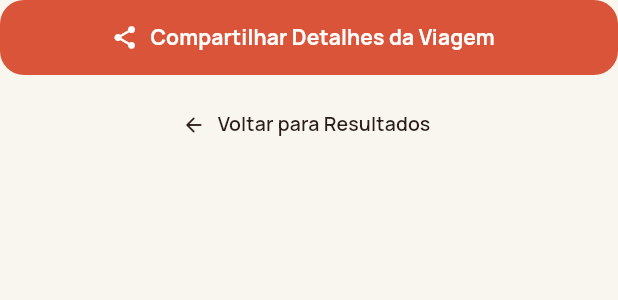
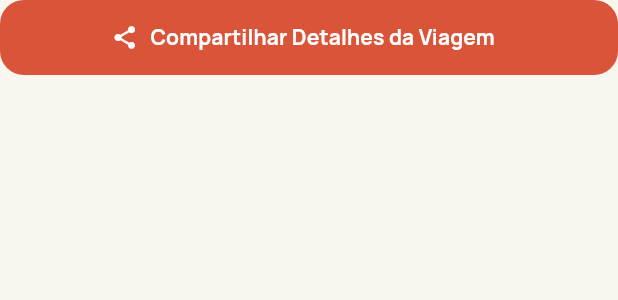
Before and after one commit to Liedson1/Passai, a Flutter app: the _AcoesFooter widget shown alone on an empty page, opened directly with empty values, on a phone screen of 412 x 824 dp. Shown: the top 300 px of the screen. Run offline on Flutter 3.47's test engine with Material 3 defaults, Android fonts, the phone set to English and light mode, and no system bars; our stand-ins replace flutter_riverpod, go_router, supabase_flutter; missing offline and left inert: dart:js_interop; accounts and stored records are empty.

Commit message:
refactor: remover botão duplicado de voltar no rodapé de detalhes da viagem

```diff
--- a/mobile/lib/presentation/pages/detalhes_viagem/detalhes_viagem_page.dart
+++ b/mobile/lib/presentation/pages/detalhes_viagem/detalhes_viagem_page.dart
@@ -1412,33 +1412,6 @@ class _AcoesFooter extends StatelessWidget {
             ),
           ),
         ],
-        const SizedBox(height: 10),
-
-        // Botão terciário — Voltar
-        SizedBox(
-          width: double.infinity,
-          height: 46,
-          child: TextButton.icon(
-            onPressed: () {
-              if (context.canPop()) {
-                context.pop();
-              } else {
-                context.go(AppRoutes.home);
-              }
-            },
-            style: TextButton.styleFrom(
-              foregroundColor: AppColors.textPrimary,
-              shape: RoundedRectangleBorder(
-                borderRadius: BorderRadius.circular(AppRadii.button),
-              ),
-            ),
-            icon: const Icon(Icons.arrow_back_rounded, size: 16),
-            label: Text(
-              'Voltar para Resultados',
-              style: AppTextStyles.bodySemibold(fontSize: 13, color: AppColors.textPrimary),
-            ),
-          ),
-        ),
       ],
     );
   }
```
Also changed, not shown: 3 other files.
